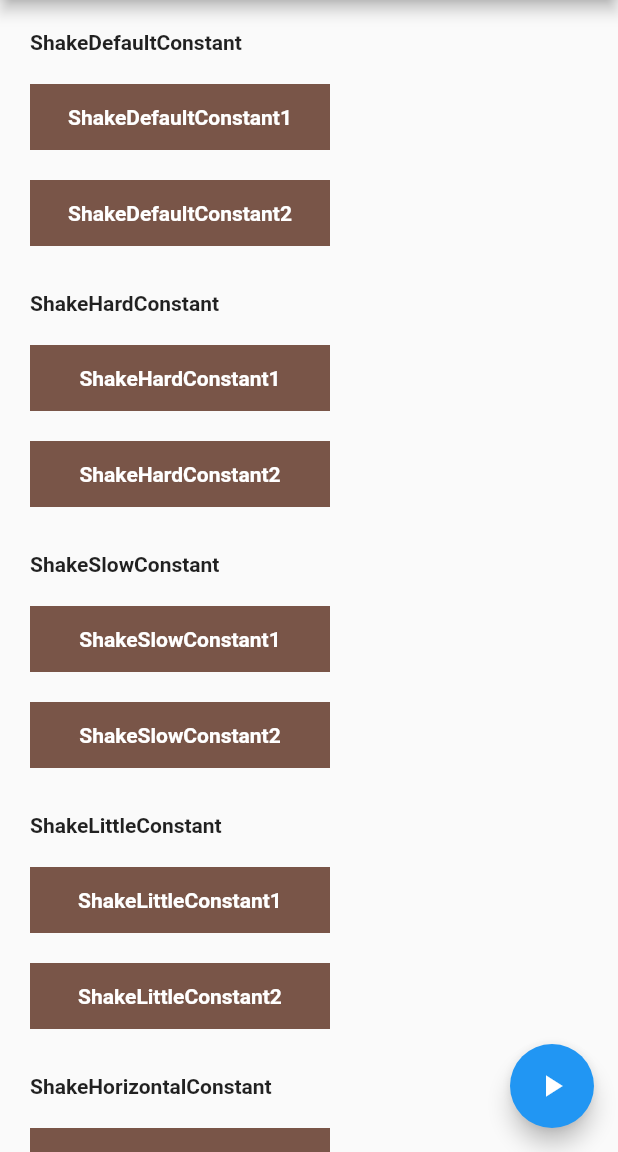
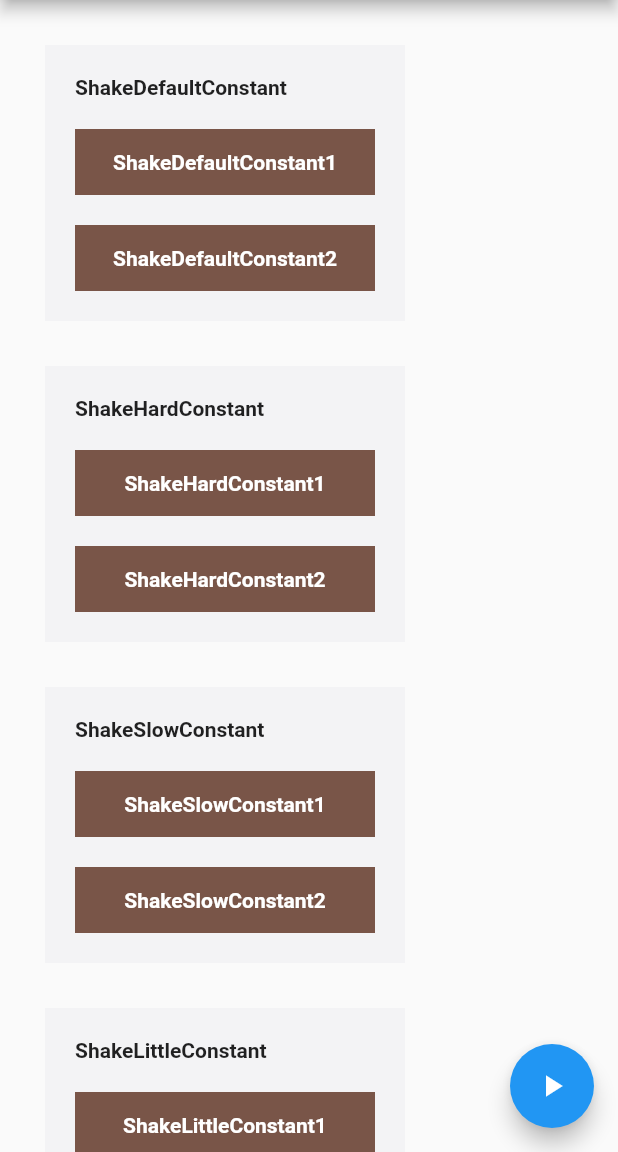
Before and after one commit to aiyakuaile/flutter_shake_animated, a Flutter app: the screen it shows after launch, on a phone screen of 412 x 824 dp, the part 84-1236 px from its top. Run offline on Flutter 3.47's test engine with Material 2 defaults, Android fonts, the phone set to English and light mode, and no system bars.

Commit message:
modify readme

```diff
--- a/example/lib/main.dart
+++ b/example/lib/main.dart
@@ -45,7 +45,11 @@ class _MyHomePageState extends State<MyHomePage> {
         title: const Text('SHAKE ANIMATE'),
       ),
       body: ListView(
-        padding: const EdgeInsets.all(20),
+        padding: const EdgeInsets.all(30),
+        children: [
+          Wrap(
+            spacing: 30,
+            runSpacing: 30,
             children: [
               ShakeItem(autoPlay: _autoPlay, shakeList: [ShakeDefaultConstant1(),ShakeDefaultConstant2()]),
               ShakeItem(autoPlay: _autoPlay, shakeList: [ShakeHardConstant1(),ShakeHardConstant2()]),
@@ -54,9 +58,11 @@ class _MyHomePageState extends State<MyHomePage> {
               ShakeItem(autoPlay: _autoPlay, shakeList: [ShakeHorizontalConstant1(),ShakeHorizontalConstant2()]),
               ShakeItem(autoPlay: _autoPlay, shakeList: [ShakeVerticalConstant1(),ShakeVerticalConstant2()]),
               ShakeItem(autoPlay: _autoPlay, shakeList: [ShakeRotateConstant1(),ShakeRotateConstant2()]),
+              ShakeItem(autoPlay: _autoPlay, shakeList: [ShakeCrazyConstant1(),ShakeCrazyConstant2()]),
               ShakeItem(autoPlay: _autoPlay, shakeList: [ShakeOpacityConstant()]),
-          ShakeItem(autoPlay: _autoPlay, shakeList: [ShakeCrazyConstant1(),ShakeCrazyConstant2()]),
               ShakeItem(autoPlay: _autoPlay, shakeList: [ShakeChunkConstant()]),
+            ],
+          )
         ],
       ),
       floatingActionButton: FloatingActionButton(
@@ -76,7 +82,10 @@ class ShakeItem extends StatelessWidget {
 
   @override
   Widget build(BuildContext context) {
-    return Column(
+    return Container(
+      color: const Color(0xFFF3F3F5),
+      padding: const EdgeInsets.all(20),
+      child: Column(
         mainAxisSize: MainAxisSize.min,
         crossAxisAlignment: CrossAxisAlignment.start,
         children: [
@@ -99,9 +108,9 @@ class ShakeItem extends StatelessWidget {
                 ),
               );
             }).toList(),
+          )
+        ],
       ),
-        const SizedBox(height: 30),
-      ],
     );
   }
 }
```
Also changed, not shown: 2 other files. Lines whose indentation alone changed are shown as unchanged.
